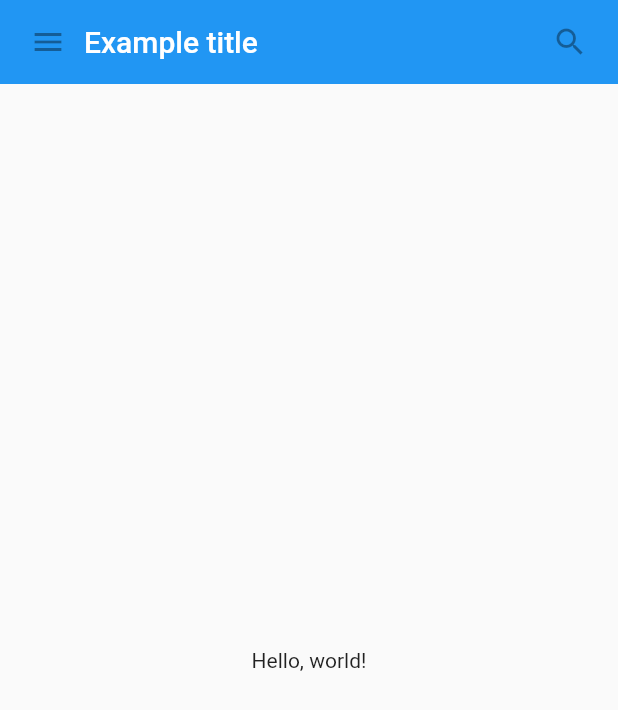
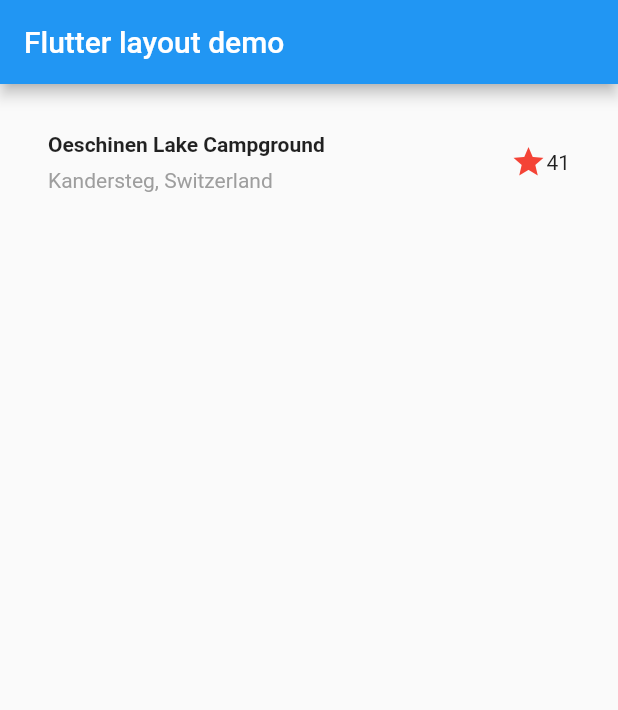
Before and after one commit to Galbfran/dart-inicio, a Flutter app: the screen it shows after launch, on a phone screen of 412 x 824 dp. Shown: the top 710 px of the screen. Run offline on Flutter 3.47's test engine with Material 2 defaults, Android fonts, the phone set to English and light mode, and no system bars.

Commit message:
probando widgets

```diff
--- a/flutter/fluter_tres/flutter_application_2/lib/main.dart
+++ b/flutter/fluter_tres/flutter_application_2/lib/main.dart
@@ -1,79 +1,60 @@
 import 'package:flutter/material.dart';
 
-class MyAppBar extends StatelessWidget {
-  const MyAppBar({required this.title, super.key});
+void main() => runApp(const MyApp());
 
-  // Fields in a Widget subclass are always marked "final".
-
-  final Widget title;
+class MyApp extends StatelessWidget {
+  const MyApp({super.key});
 
   @override
   Widget build(BuildContext context) {
-    return Container(
-      height: 56, // in logical pixels
-      padding: const EdgeInsets.symmetric(horizontal: 8),
-      decoration: BoxDecoration(color: Colors.blue[500]),
-      // Row is a horizontal, linear layout.
-      child: Row(
-        children: [
-          const IconButton(
-            icon: Icon(Icons.menu),
-            tooltip: 'Navigation menu',
-            onPressed: null, // null disables the button
+    return MaterialApp(
+      title: 'Flutter layout demo',
+      home: Scaffold(
+        appBar: AppBar(
+          title: const Text('Flutter layout demo'),
         ),
-          // Expanded expands its child
-          // to fill the available space.
-          Expanded(
-            child: title,
+        body: Column(
+          children: [titleSection],
         ),
-          const IconButton(
-            icon: Icon(Icons.search),
-            tooltip: 'Search',
-            onPressed: null,
-          ),
-        ],
       ),
     );
   }
 }
 
-class MyScaffold extends StatelessWidget {
-  const MyScaffold({super.key});
-
-  @override
-  Widget build(BuildContext context) {
-    // Material is a conceptual piece
-    // of paper on which the UI appears.
-    return Material(
-      // Column is a vertical, linear layout.
+Widget titleSection = Container(
+  padding: const EdgeInsets.all(32),
+  child: Row(
+    children: [
+      Expanded(
+        /*1*/
         child: Column(
+          crossAxisAlignment: CrossAxisAlignment.start,
           children: [
-          MyAppBar(
-            title: Text(
-              'Example title',
-              style: Theme.of(context) //
-                  .primaryTextTheme
-                  .titleLarge,
+            /*2*/
+            Container(
+              padding: const EdgeInsets.only(bottom: 8),
+              child: const Text(
+                'Oeschinen Lake Campground',
+                style: TextStyle(
+                  fontWeight: FontWeight.bold,
                 ),
               ),
-          const Expanded(
-            child: Center(
-              child: Text('Hello, world!'),
+            ),
+            Text(
+              'Kandersteg, Switzerland',
+              style: TextStyle(
+                color: Colors.grey[500],
               ),
             ),
           ],
         ),
-    );
-  }
-}
-
-void main() {
-  runApp(
-    const MaterialApp(
-      title: 'My app', // used by the OS task switcher
-      home: SafeArea(
-        child: MyScaffold(),
       ),
+      /*3*/
+      Icon(
+        Icons.star,
+        color: Colors.red[500],
+      ),
+      const Text('41'),
+    ],
   ),
 );
-}
```
Also changed, not shown: 1 other file. Lines whose indentation alone changed are shown as unchanged.
